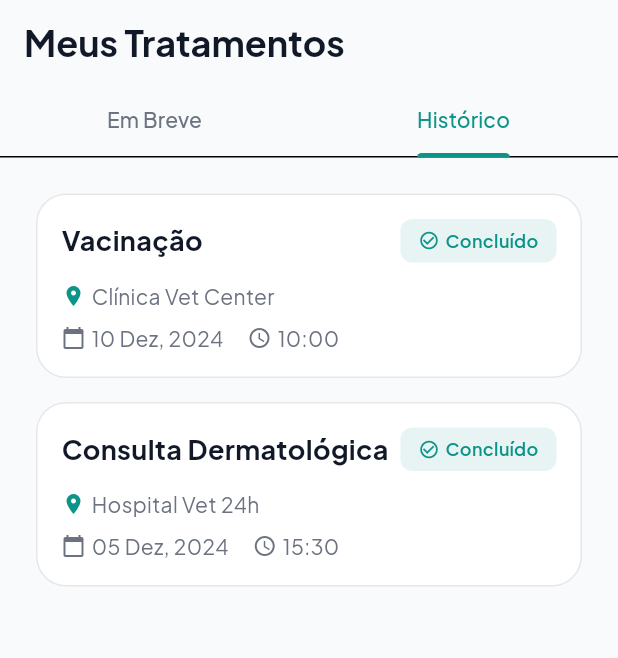
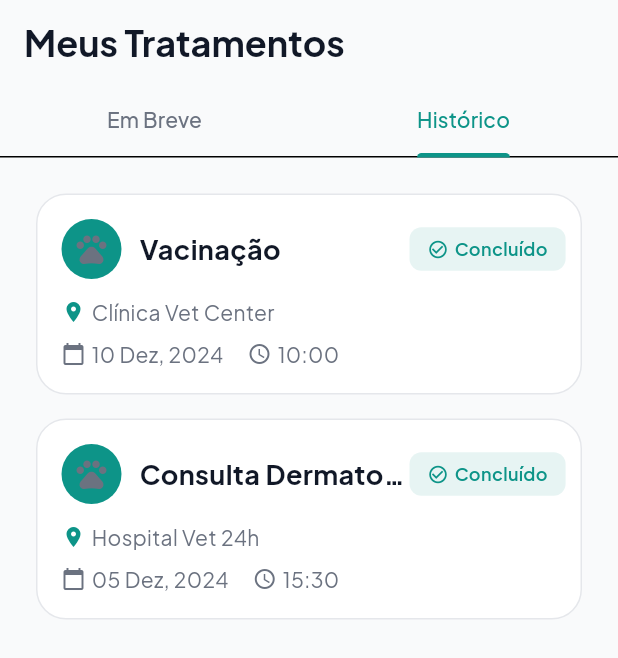
Before and after one commit to RickTheBoy-ops/VetField, a Flutter app: the AppointmentsScreen screen opened by its route, tab 2 chosen, on a phone screen of 412 x 824 dp. Shown: the top 658 px of the screen. Run offline on Flutter 3.47's test engine with Material 3 defaults, Android fonts, the phone set to English and light mode, and no system bars; our stand-ins replace cached_network_image, dartz, equatable, firebase_core, firebase_messaging, fl_chart and 20 more; missing offline and left inert: flutter_stripe; accounts and stored records are empty; generated files the repository leaves out were written again.

Commit message:
fix: Resolve lint errors and add pet details to appointments
- Replaced print with debugPrint in NotificationService
- Fixed duplicate JSON serialization in PetModel (removed @JsonSerializable, freezed handles it)
- Removed Hive code generation due to version conflicts with riverpod_generator
- Added petPhotoUrl, petSpecies, petBreed fields to AppointmentModel and AppointmentEntity
- Cache strategy remains but without Hive type adapters
- All critical errors resolved, only 40 info-level deprecation warnings remain

```diff
--- a/lib/core/services/notification_service.dart
+++ b/lib/core/services/notification_service.dart
@@ -56,12 +56,12 @@ class NotificationService {
   void _onNotificationOpenedApp(RemoteMessage message) {
     // Ação quando usuário clica na notificação
     // Você pode navegar para uma tela específica aqui
-    print('Notification clicked: ${message.data}');
+    debugPrint('Notification clicked: ${message.data}');
   }
 
   void _onNotificationTap(NotificationResponse response) {
     // Ação ao clicar em notificação local
-    print('Local notification tapped: ${response.payload}');
+    debugPrint('Local notification tapped: ${response.payload}');
   }
 
   Future<void> _showLocalNotification({
@@ -96,5 +96,5 @@ class NotificationService {
 // Handler para notificações em background
 @pragma('vm:entry-point')
 Future<void> firebaseMessagingBackgroundHandler(RemoteMessage message) async {
-  print('Handling background message: ${message.messageId}');
+  debugPrint('Handling background message: ${message.messageId}');
 }
--- a/lib/features/appointment/domain/entities/appointment_entity.dart
+++ b/lib/features/appointment/domain/entities/appointment_entity.dart
@@ -1,6 +1,7 @@
 import 'package:equatable/equatable.dart';
 
 enum AppointmentStatus { pending, confirmed, completed, cancelled }
+
 enum AppointmentType { consultation, vaccine, exam, surgery }
 
 class AppointmentEntity extends Equatable {
@@ -18,6 +19,9 @@ class AppointmentEntity extends Equatable {
   // Campos de display (opcionais, preenchidos via join)
   final String? vetName;
   final String? ownerName;
+  final String? petPhotoUrl;
+  final String? petSpecies;
+  final String? petBreed;
 
   const AppointmentEntity({
     required this.id,
@@ -32,10 +36,27 @@ class AppointmentEntity extends Equatable {
     required this.price,
     this.vetName,
     this.ownerName,
+    this.petPhotoUrl,
+    this.petSpecies,
+    this.petBreed,
   });
 
   @override
   List<Object?> get props => [
-    id, ownerId, vetId, petId, petName, dateTime, status, type, notes, price, vetName, ownerName
+    id,
+    ownerId,
+    vetId,
+    petId,
+    petName,
+    dateTime,
+    status,
+    type,
+    notes,
+    price,
+    vetName,
+    ownerName,
+    petPhotoUrl,
+    petSpecies,
+    petBreed,
   ];
 }
--- a/lib/features/vet/presentation/screens/vet_dashboard_screen.dart
+++ b/lib/features/vet/presentation/screens/vet_dashboard_screen.dart
@@ -457,6 +457,11 @@ class _VetDashboardScreenState extends ConsumerState<VetDashboardScreen> {
                           backgroundColor: _getStatusColor(
                             apt.status,
                           ).withValues(alpha: 0.1),
+                          foregroundImage:
+                              apt.petPhotoUrl != null &&
+                                  apt.petPhotoUrl!.isNotEmpty
+                              ? NetworkImage(apt.petPhotoUrl!)
+                              : null,
                           child: Icon(
                             Icons.pets,
                             color: _getStatusColor(apt.status),
--- a/lib/screens/appointments/appointments_screen.dart
+++ b/lib/screens/appointments/appointments_screen.dart
@@ -182,15 +182,32 @@ class _AppointmentsScreenState extends ConsumerState<AppointmentsScreen> with Si
             Row(
               mainAxisAlignment: MainAxisAlignment.spaceBetween,
               children: [
-                Expanded(
+                Row(
+                  children: [
+                    Builder(builder: (context) {
+                      final photo = appointment?.petPhotoUrl;
+                      return CircleAvatar(
+                        radius: 20,
+                        foregroundImage: (photo != null && photo.isNotEmpty)
+                            ? NetworkImage(photo)
+                            : null,
+                        child: const Icon(Icons.pets, color: AppColors.textSecondary),
+                      );
+                    }),
+                    const SizedBox(width: 12),
+                    SizedBox(
+                      width: 180,
                       child: Text(
                         service,
+                        overflow: TextOverflow.ellipsis,
                         style: const TextStyle(
                           fontSize: 18,
                           fontWeight: FontWeight.bold,
                           color: AppColors.textPrimary,
                         ),
                       ),
+                    ),
+                  ],
                 ),
                 Container(
                   padding: const EdgeInsets.symmetric(horizontal: 12, vertical: 6),
@@ -360,6 +377,32 @@ class _AppointmentsScreenState extends ConsumerState<AppointmentsScreen> with Si
                               crossAxisAlignment: CrossAxisAlignment.start,
                               children: [
                                 Row(
+                                  children: [
+                                    CircleAvatar(
+                                      radius: 22,
+                                      foregroundImage: (appointment.petPhotoUrl != null && appointment.petPhotoUrl!.isNotEmpty)
+                                          ? NetworkImage(appointment.petPhotoUrl!)
+                                          : null,
+                                      child: const Icon(Icons.pets),
+                                    ),
+                                    const SizedBox(width: 12),
+                                    Expanded(
+                                      child: Column(
+                                        crossAxisAlignment: CrossAxisAlignment.start,
+                                        children: [
+                                          Text('Pet: ${appointment.petName}', style: const TextStyle(fontWeight: FontWeight.w600)),
+                                          if (appointment.petSpecies != null || appointment.petBreed != null)
+                                            Text(
+                                              [appointment.petSpecies, appointment.petBreed].where((e) => e != null && e.isNotEmpty).join(' • '),
+                                              style: const TextStyle(color: AppColors.textSecondary, fontSize: 12),
+                                            ),
+                                        ],
+                                      ),
+                                    ),
+                                  ],
+                                ),
+                                const SizedBox(height: 12),
+                                Row(
                                   mainAxisAlignment: MainAxisAlignment.spaceBetween,
                                   children: [
                                     const Text(
--- a/pubspec.yaml
+++ b/pubspec.yaml
@@ -102,7 +102,6 @@ dev_dependencies:
   riverpod_generator: ^2.4.0
   freezed: ^2.5.2
   json_serializable: ^6.8.0
-  hive_generator: ^2.0.1
 
   # The "flutter_lints" package below contains a set of recommended lints to
   # encourage good coding practices. The lint set provided by the package is
```
Also changed, not shown: lib/features/appointment/data/datasources/appointment_remote_datasource.dart (+14 -2 lines), lib/features/appointment/data/models/appointment_model.dart (+60 -21 lines), lib/features/pets/data/models/pet_model.dart (+12 -12 lines), lib/features/pets/presentation/screens/add_edit_pet_screen.dart (+15 -1 lines), lib/features/appointment/data/models/appointment_model.g.dart, lib/features/pets/data/models/pet_model.freezed.dart, lib/features/pets/data/models/pet_model.g.dart, pubspec.lock, 3 other files. Lines whose indentation alone changed are shown as unchanged.
